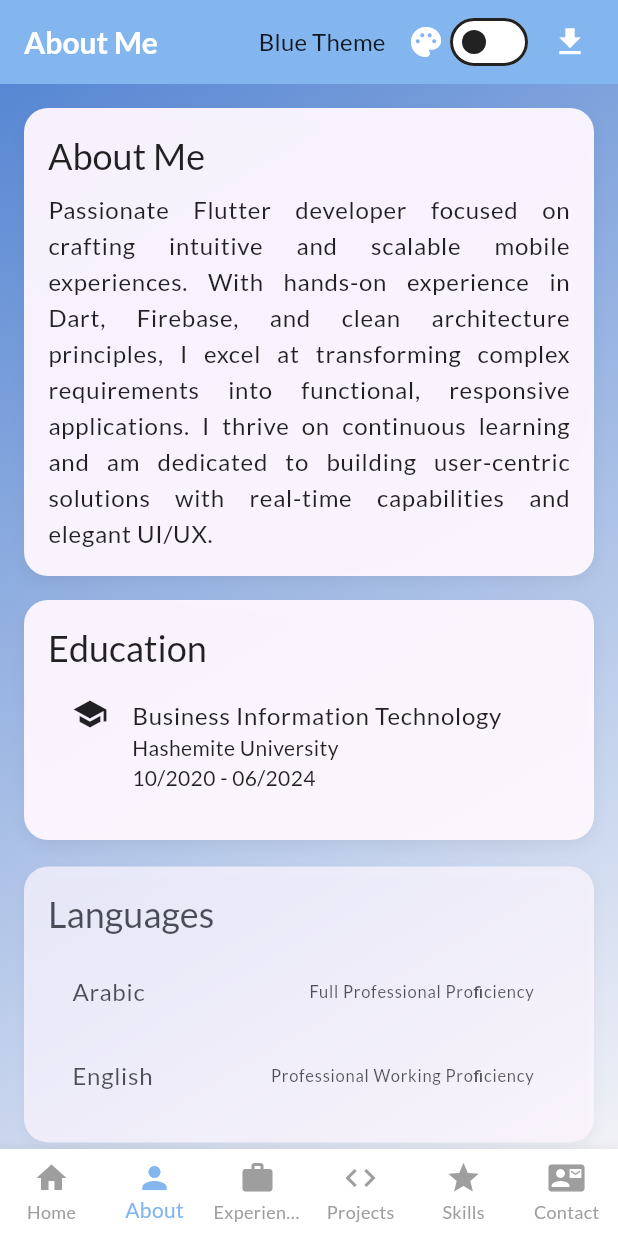
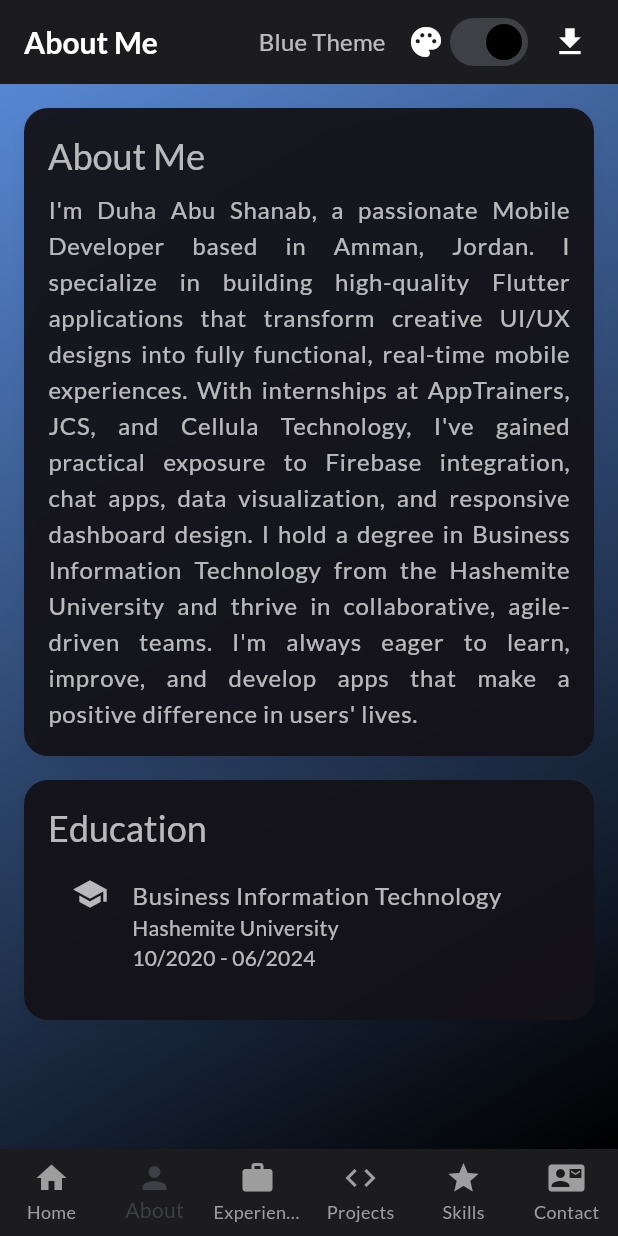
Before and after one commit to Duhaash2/Duha_Portfolio, a Flutter app: the screen it shows after launch, item 2 of the bottom bar chosen, on a phone screen of 412 x 824 dp. Run offline on Flutter 3.47's test engine with Material 3 defaults, Android fonts, the phone set to English and light mode, and no system bars; our stand-ins replace flutter_staggered_animations, font_awesome_flutter, google_fonts, permission_handler, shared_preferences.

Commit message:
Initial commit with portfolio project

```diff
--- a/lib/models/experience.dart
+++ b/lib/models/experience.dart
@@ -1,13 +1,13 @@
 class Experience {
   final String company;
   final String role;
-  final String dates;
+  final String? dates;
   final List<String> achievements;
 
   Experience({
     required this.company,
     required this.role,
-    required this.dates,
+     this.dates,
     required this.achievements,
   });
 
@@ -15,7 +15,7 @@ class Experience {
     Experience(
       company: "AppTrainers",
       role: "Mobile Developer Intern",
-      dates: "12/2024 - Present", // Note: CV says 12/2024, might be a typo for 12/2023?
+      dates: "", // Note: CV says 12/2024, might be a typo for 12/2023?
       achievements: [
         "Developed a Flutter-based WhatsApp-style chat interface with real-time messaging",
         "Integrated Firebase Authentication and Firestore for dynamic data sync",
@@ -24,7 +24,7 @@ class Experience {
     Experience(
       company: "Cellula Technology",
       role: "Python Developer Intern",
-      dates: "07/2024 - 09/2024", // Note: CV dates seem future/incorrect?
+      dates: "", // Note: CV dates seem future/incorrect?
       achievements: [
         "Built interactive data visualizations using Matplotlib and Seaborn",
         "Designed a responsive web dashboard to present KPIs to internal teams",
@@ -33,7 +33,7 @@ class Experience {
     Experience(
       company: "Jordan computer society (JCS)",
       role: "Mobile Application Developer Intern",
-      dates: "06/2023 - 09/2023",
+      dates: "",
       achievements: [
         "Developed a mobile app using Flutter & Firebase Authentication.",
         "Implemented user proﬁle management and conﬁgurable UI settings.",
--- a/lib/models/personal_info.dart
+++ b/lib/models/personal_info.dart
@@ -2,6 +2,7 @@ class PersonalInfo {
   final String name;
   final String title;
   final String summary;
+  final String aboutMe;
   final String email;
   final String phone;
   final String location;
@@ -13,6 +14,7 @@ class PersonalInfo {
     required this.name,
     required this.title,
     required this.summary,
+    required this.aboutMe,
     required this.email,
     required this.phone,
     required this.location,
@@ -25,12 +27,16 @@ class PersonalInfo {
   static PersonalInfo get sample => PersonalInfo(
     name: "Duha Abu Shanab",
     title: " Mobile Application Developer",
-    summary: "Passionate Flutter developer focused on crafting intuitive and scalable mobile experiences. With hands-on experience in Dart, Firebase, and clean architecture principles, I excel at transforming complex requirements into functional, responsive applications. I thrive on continuous learning and am dedicated to building user-centric solutions with real-time capabilities and elegant UI/UX.",
+    summary: "Motivated Flutter Developer with hands-on experience designing and building scalable cross-platform mobile applications. Proficient in Dart, Firebase, and RESTful API integration with a strong grasp of clean architecture and responsive UI/UX implementation. Demonstrated ability to deliver real-time features in fast-paced, agile environments through internships and capstone projects. Eager to contribute innovative, user-focused solutions and continuously expand technical expertise.",
     email: "duha.abu.shanab.234@gmail.com",
     phone: "(+962) 795498085",
     location: "Amman, Jordan",
     linkedinUrl: "https://linkedin.com/in/duha-abu-shanab", // Ensure full URL
     githubUrl: "https://github.com/Duhaash2", // Ensure full URL
-   profileImageUrl: "assets/images/duha-ph.jpg", // Example path
+   profileImageUrl: "assets/images/duha-ph.jpg",
+    aboutMe: "I'm Duha Abu Shanab, a passionate Mobile Developer based in Amman, Jordan. I specialize in building high-quality Flutter applications that transform creative UI/UX designs into fully functional, real-time mobile experiences. With internships at AppTrainers, JCS, and Cellula Technology, I've gained practical exposure to Firebase integration, chat apps, data visualization, and responsive dashboard design. I hold a degree in Business Information Technology from the Hashemite University and thrive in collaborative, agile-driven teams. I'm always eager to learn, improve, and develop apps that make a positive difference in users' lives.  ",
+
+
+    // Example path
   );
 }
--- a/lib/models/project.dart
+++ b/lib/models/project.dart
@@ -1,13 +1,13 @@
 class Project {
   final String name;
   final String description;
-  final String dates;
+  final String? dates;
   final List<String> imagePaths; // List of asset paths for project images
 
   Project({
     required this.name,
     required this.description,
-    required this.dates,
+     this.dates,
     this.imagePaths = const [],
   });
 
@@ -45,7 +45,7 @@ class Project {
     Project(
       name: "HelpGood",
       description: "Marketplace platform connecting handmade product creators with buyers. Implemented secure checkout and real-time messaging. Added product categories, search ﬁlters, and custom proﬁle options",
-      dates: "09/2023 - 01/2024",
+
       imagePaths: [
         "assets/images/helpgood/img.png",
         "assets/images/helpgood/img_1.png",
--- a/lib/models/skill.dart
+++ b/lib/models/skill.dart
@@ -21,7 +21,7 @@ class Skill {
     Skill(name: "python"), // Python
     Skill(name: "general network"), // General Networking
     // Add skills from Python internship if relevant to portfolio
-    Skill(name: "Matplotlib"),
-    Skill(name: "Seaborn"),
+    // Skill(name: "Matplotlib"),
+    // Skill(name: "Seaborn"),
   ];
 }
--- a/lib/providers/theme_provider.dart
+++ b/lib/providers/theme_provider.dart
@@ -1,10 +1,12 @@
 import 'package:flutter/material.dart';
 import 'package:shared_preferences/shared_preferences.dart';
-import 'package:duha_portfolio/utils/app_themes.dart'; // Import AppThemes enum
+import 'package:duha_portfolio/utils/app_themes.dart'; // Your enum & theme data
 
 class ThemeProvider with ChangeNotifier {
-  static const String _themePrefKey = 'theme_preference_v2'; // Use new key for enum
-  AppTheme _currentTheme = AppTheme.blue; // Default theme
+  static const String _themePrefKey = 'theme_preference_v2';
+
+  // ✅ Default theme is dark
+  AppTheme _currentTheme = AppTheme.blueDark;
 
   ThemeData get currentThemeData => AppThemes.getThemeData(_currentTheme);
   AppTheme get currentThemeEnum => _currentTheme;
@@ -13,36 +15,38 @@ class ThemeProvider with ChangeNotifier {
     _loadThemePreference();
   }
 
-  bool get isDarkMode {
-    // Determine if the current theme's ThemeData is dark
-    return currentThemeData.brightness == Brightness.dark;
-  }
+  bool get isDarkMode =>
+      currentThemeData.brightness == Brightness.dark;
 
   Future<void> _loadThemePreference() async {
     final prefs = await SharedPreferences.getInstance();
-    final themeName = prefs.getString(_themePrefKey) ?? AppTheme.blue.name;
-    try {
-      _currentTheme = AppTheme.values.firstWhere((e) => e.name == themeName);
-    } catch (e) {
-      _currentTheme = AppTheme.blue; // Default if saved theme name is invalid
+    final themeName = prefs.getString(_themePrefKey);
+
+    if (themeName != null) {
+      try {
+        _currentTheme = AppTheme.values.firstWhere((e) => e.name == themeName);
+      } catch (e) {
+        _currentTheme = AppTheme.blueDark; // Fallback
+      }
+    } else {
+      _currentTheme = AppTheme.blueDark; // First run default
     }
+
     notifyListeners();
   }
 
   Future<void> setTheme(AppTheme theme) async {
     if (_currentTheme == theme) return;
+
     _currentTheme = theme;
     notifyListeners();
+
     final prefs = await SharedPreferences.getInstance();
     await prefs.setString(_themePrefKey, theme.name);
   }
 
-  // Keep toggleTheme for potential future use with a simple light/dark switch
-  // but primary control is now via setTheme(AppTheme theme)
   void toggleTheme(bool turnDark) {
-     // This simple toggle might not map perfectly to multiple themes.
-     // Consider removing or adapting if only specific themes have dark modes.
-     // For now, let's switch between blue light and blue dark as an example.
+    // Example: toggle between light/dark variants of blue
     if (turnDark) {
       setTheme(AppTheme.blueDark);
     } else {
--- a/lib/screens/about_screen.dart
+++ b/lib/screens/about_screen.dart
@@ -97,7 +97,7 @@ class _AboutScreenState extends State<AboutScreen> with TickerProviderStateMixin
                 index: 0,
                 title: 'About Me',
                 child: Text(
-                  personalInfo.summary,
+                  personalInfo.aboutMe,
                   style: Theme.of(context).textTheme.bodyLarge,
                   textAlign: TextAlign.justify,
                 ),
@@ -120,36 +120,37 @@ class _AboutScreenState extends State<AboutScreen> with TickerProviderStateMixin
                 ),
               ),
               const SizedBox(height: AppPadding.p16),
-
-              _buildAnimatedSection(
-                context,
-                index: 2,
-                title: 'Languages',
-                child: Column(
-                  children: languages.map((lang) {
-                    return ListTile(
-                      title: Text(lang.name),
-                      trailing: Text(lang.proficiency),
-                    );
-                  }).toList(),
-                ),
-              ),
               const SizedBox(height: AppPadding.p16),
-
-              _buildAnimatedSection(
-                context,
-                index: 3,
-                title: 'Courses',
-                child: Column(
-                  children: courses.map((course) {
-                    return ListTile(
-                      leading: const Icon(Icons.book),
-                      title: Text(course.name),
-                      subtitle: Text(course.platform),
-                    );
-                  }).toList(),
-                ),
-              ),
+              //
+              // _buildAnimatedSection(
+              //   context,
+              //   index: 2,
+              //   title: 'Languages',
+              //   child: Column(
+              //     children: languages.map((lang) {
+              //       return ListTile(
+              //         title: Text(lang.name),
+              //         trailing: Text(lang.proficiency),
+              //       );
+              //     }).toList(),
+              //   ),
+              // ),
+              // const SizedBox(height: AppPadding.p16),
+              //
+              // _buildAnimatedSection(
+              //   context,
+              //   index: 3,
+              //   title: 'Courses',
+              //   child: Column(
+              //     children: courses.map((course) {
+              //       return ListTile(
+              //         leading: const Icon(Icons.book),
+              //         title: Text(course.name),
+              //         subtitle: Text(course.platform),
+              //       );
+              //     }).toList(),
+              //   ),
+              // ),
               const SizedBox(height: AppPadding.p24),
             ],
           ),
--- a/lib/utils/app_themes.dart
+++ b/lib/utils/app_themes.dart
@@ -1,6 +1,6 @@
 import 'package:flutter/material.dart';
 import 'package:google_fonts/google_fonts.dart';
-import 'constants.dart'; // Import constants
+import 'constants.dart'; // Import your constants (colors, padding, etc.)
 
 // Enum to represent the available themes
 enum AppTheme {
@@ -13,7 +13,7 @@ enum AppTheme {
 }
 
 class AppThemes {
-  // Helper to get ThemeData based on enum
+  // Return ThemeData based on selected AppTheme
   static ThemeData getThemeData(AppTheme theme) {
     switch (theme) {
       case AppTheme.blue:
@@ -73,7 +73,7 @@ class AppThemes {
     }
   }
 
-  // Base theme builder
+  // Base method to build all themes
   static ThemeData _buildTheme({
     required Brightness brightness,
     required Color primary,
@@ -83,11 +83,6 @@ class AppThemes {
     required Gradient gradient,
   }) {
     final bool isDark = brightness == Brightness.dark;
-    final Color onPrimary = isDark ? Colors.black : Colors.white;
-    final Color onSecondary = isDark ? Colors.white : Colors.black;
-    final Color onBackground = isDark ? Colors.white70 : Colors.black87;
-    final Color onSurface = isDark ? Colors.white70 : Colors.black87;
-    final Color cardColor = surface;
 
     final baseTheme = ThemeData(brightness: brightness);
 
@@ -97,35 +92,42 @@ class AppThemes {
       colorScheme: ColorScheme(
         brightness: brightness,
         primary: primary,
-        onPrimary: onPrimary,
+        onPrimary: isDark ? Colors.black : Colors.white,
         secondary: secondary,
-        onSecondary: onSecondary,
+        onSecondary: isDark ? Colors.white : Colors.black,
         error: AppColors.errorColor,
         onError: Colors.white,
         background: background,
-        onBackground: onBackground,
+        onBackground: isDark ? Colors.white70 : Colors.black87,
         surface: surface,
-        onSurface: onSurface,
+        onSurface: isDark ? Colors.white70 : Colors.black87,
       ),
       appBarTheme: AppBarTheme(
-        backgroundColor: isDark ? surface : primary, // Dark themes use surface color for AppBar
+        backgroundColor: isDark ? surface : primary,
         elevation: 0,
-        iconTheme: IconThemeData(color: isDark ? Colors.white : onPrimary),
+        iconTheme: IconThemeData(
+          color: isDark ? Colors.white : Colors.white,
+        ),
         titleTextStyle: GoogleFonts.lato(
-          color: isDark ? Colors.white : onPrimary,
+          color: isDark ? Colors.white : Colors.white,
           fontSize: 20,
           fontWeight: FontWeight.bold,
         ),
       ),
-      textTheme: GoogleFonts.latoTextTheme(
-        baseTheme.textTheme,
-      ).apply(bodyColor: onSurface, displayColor: onSurface),
+      textTheme: GoogleFonts.latoTextTheme(baseTheme.textTheme).apply(
+        bodyColor: isDark ? Colors.white70 : Colors.black87,
+        displayColor: isDark ? Colors.white70 : Colors.black87,
+      ),
       cardTheme: CardTheme(
         elevation: isDark ? 4 : 2,
-        margin: const EdgeInsets.symmetric(vertical: AppPadding.p8, horizontal: AppPadding.p16),
-        shape: RoundedRectangleBorder(borderRadius: BorderRadius.circular(AppRadius.r12)),
-        color: cardColor, // Use surface color for cards
-        // Add gradient decoration via custom Card widget if needed, direct theme support is limited
+        margin: const EdgeInsets.symmetric(
+          vertical: AppPadding.p8,
+          horizontal: AppPadding.p16,
+        ),
+        shape: RoundedRectangleBorder(
+          borderRadius: BorderRadius.circular(AppRadius.r12),
+        ),
+        color: surface,
       ),
       bottomNavigationBarTheme: BottomNavigationBarThemeData(
         selectedItemColor: primary,
@@ -135,19 +137,21 @@ class AppThemes {
       ),
       floatingActionButtonTheme: FloatingActionButtonThemeData(
         backgroundColor: primary,
-        foregroundColor: onPrimary,
+        foregroundColor: isDark ? Colors.black : Colors.white,
       ),
       chipTheme: ChipThemeData(
         backgroundColor: secondary.withOpacity(0.1),
         disabledColor: Colors.grey.withOpacity(0.5),
         selectedColor: primary,
         secondarySelectedColor: primary,
-        padding: const EdgeInsets.symmetric(horizontal: AppPadding.p12, vertical: AppPadding.p8),
+        padding: const EdgeInsets.symmetric(
+          horizontal: AppPadding.p12,
+          vertical: AppPadding.p8,
+        ),
         labelStyle: TextStyle(color: secondary),
-        secondaryLabelStyle: TextStyle(color: onPrimary),
+        secondaryLabelStyle: TextStyle(color: isDark ? Colors.white : Colors.black),
         brightness: brightness,
       ),
-      // Store gradient in extensions for easy access in widgets
       extensions: <ThemeExtension<dynamic>>[
         AppThemeGradients(cardGradient: gradient),
       ],
@@ -155,7 +159,7 @@ class AppThemes {
   }
 }
 
-// Theme extension to hold gradients
+// Theme extension to access gradient in themed widgets
 @immutable
 class AppThemeGradients extends ThemeExtension<AppThemeGradients> {
   const AppThemeGradients({
@@ -173,9 +177,7 @@ class AppThemeGradients extends ThemeExtension<AppThemeGradients> {
 
   @override
   AppThemeGradients lerp(ThemeExtension<AppThemeGradients>? other, double t) {
-    if (other is! AppThemeGradients) {
-      return this;
-    }
+    if (other is! AppThemeGradients) return this;
     return AppThemeGradients(
       cardGradient: Gradient.lerp(cardGradient, other.cardGradient, t)!,
     );
--- a/lib/utils/constants.dart
+++ b/lib/utils/constants.dart
@@ -17,10 +17,10 @@ class AppColors {
   static const Color secondaryBlueDark = Color(0xFF036D97);
 
   // Green Theme Colors (Vibrant)
-  static const Color primaryGreenLight = Color(0xFF34C759); // Vibrant Green
+  static const Color primaryGreenLight = Color(0xFF4F7757); // Vibrant Green
   static const Color secondaryGreenLight = Color(0xFF3A8C4C);
   static const Color primaryGreenDark = Color(0xFF1C812F);
-  static const Color secondaryGreenDark = Color(0xFF7FD697);
+  static const Color secondaryGreenDark = Color(0xFF2BAC4C);
 
   // Purple Theme Colors (Deep)
   static const Color primaryPurpleLight = Color(0xFF5856D6); // Deep Purple
--- a/pubspec.yaml
+++ b/pubspec.yaml
@@ -17,6 +17,7 @@ dependencies:
   # Utilities
   path_provider: ^2.1.5
   shared_preferences: ^2.0.0
+  permission_handler: ^11.0.1
   url_launcher: ^6.0.0
   share_plus: ^7.0.0
 
```
Also changed, not shown: lib/screens/projects_screen.dart (+1 -9 lines), lib/widgets/common/download_button.dart (+38 -26 lines), pubspec.lock, 3 other files.
